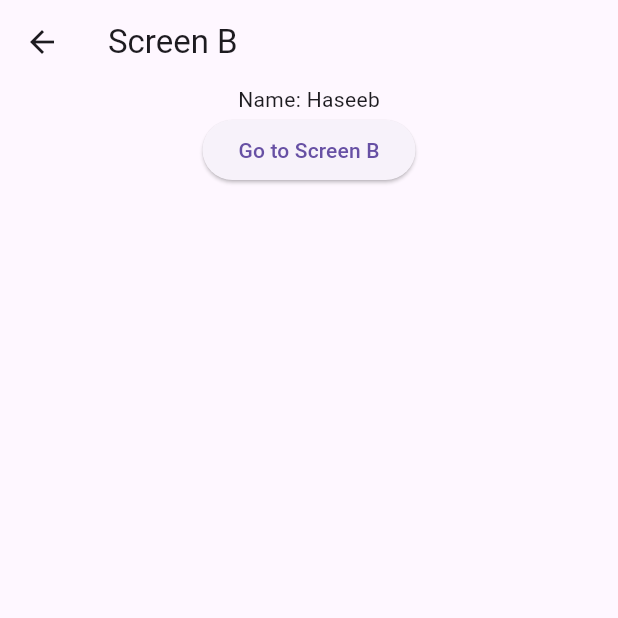
After one commit to MuhammadAliKust/Haseeb-Project, a Flutter app: the screen it shows after launch, after a tap on "Go to Screen B", on a phone screen of 412 x 824 dp, the top half of it. The commit adds this screen. Run offline on Flutter 3.47's test engine with Material 3 defaults, Android fonts, the phone set to English and light mode, and no system bars; our stand-ins replace smooth_page_indicator, string_validator.

Commit message:
Provider Done

```diff
--- a/lib/main.dart
+++ b/lib/main.dart
@@ -1,7 +1,10 @@
 import 'package:flutter/material.dart';
 import 'package:haseeb_project/page_view.dart';
+import 'package:haseeb_project/providers/user_provider.dart';
+import 'package:haseeb_project/screen_a.dart';
 import 'package:haseeb_project/single_selection.dart';
 import 'package:haseeb_project/tabbar_demo.dart';
+import 'package:provider/provider.dart';
 
 import 'bottom_bar.dart';
 import 'bottom_sheet.dart';
@@ -13,7 +16,12 @@ import 'login.dart';
 import 'multiple_selection.dart';
 
 void main() {
-  runApp(MyApp());
+  runApp(
+    MultiProvider(
+      providers: [ChangeNotifierProvider(create: (context) => UserProvider())],
+      child: MyApp(),
+    ),
+  );
 }
 
 class MyApp extends StatelessWidget {
@@ -22,7 +30,7 @@ class MyApp extends StatelessWidget {
   @override
   Widget build(BuildContext context) {
     return MaterialApp(
-      home: BottomSheetDemo(),
+      home: ScreenAView(),
       // home: Scaffold(
       //   appBar: AppBar(
       //     backgroundColor: Colors.blue,
--- /dev/null
+++ b/lib/providers/user_provider.dart
@@ -0,0 +1,12 @@
+import 'package:flutter/cupertino.dart';
+
+class UserProvider extends ChangeNotifier {
+  String _name = "";
+
+  void setName(String val) {
+    _name = val;
+    notifyListeners();
+  }
+
+  String getName() => _name;
+}
--- /dev/null
+++ b/lib/screen_a.dart
@@ -0,0 +1,28 @@
+import 'package:flutter/material.dart';
+import 'package:haseeb_project/providers/user_provider.dart';
+import 'package:haseeb_project/screen_b.dart';
+import 'package:provider/provider.dart';
+
+class ScreenAView extends StatelessWidget {
+  const ScreenAView({super.key});
+
+  @override
+  Widget build(BuildContext context) {
+    var userProvider = Provider.of<UserProvider>(context);
+    return Scaffold(
+      appBar: AppBar(title: Text("Screen A")),
+      body: Center(
+        child: ElevatedButton(
+          onPressed: () {
+            userProvider.setName('Haseeb');
+            Navigator.push(
+              context,
+              MaterialPageRoute(builder: (context) => ScreenBView()),
+            );
+          },
+          child: Text("Go to Screen B"),
+        ),
+      ),
+    );
+  }
+}
--- /dev/null
+++ b/lib/screen_b.dart
@@ -0,0 +1,23 @@
+import 'package:flutter/material.dart';
+import 'package:haseeb_project/providers/user_provider.dart';
+import 'package:provider/provider.dart';
+
+class ScreenBView extends StatelessWidget {
+  const ScreenBView({super.key});
+
+  @override
+  Widget build(BuildContext context) {
+    var userProvider = Provider.of<UserProvider>(context);
+    return Scaffold(
+      appBar: AppBar(title: Text("Screen B")),
+      body: Column(
+        children: [
+          Text("Name: ${userProvider.getName()}"),
+          Center(
+            child: ElevatedButton(onPressed: () {}, child: Text("Go to Screen B")),
+          ),
+        ],
+      ),
+    );
+  }
+}
--- a/pubspec.yaml
+++ b/pubspec.yaml
@@ -36,6 +36,7 @@ dependencies:
   cupertino_icons: ^1.0.8
   string_validator: ^1.2.0
   smooth_page_indicator: ^1.2.1
+  provider: ^6.1.5+1
 
 dev_dependencies:
   flutter_test:
```
Also changed, not shown: pubspec.lock.
